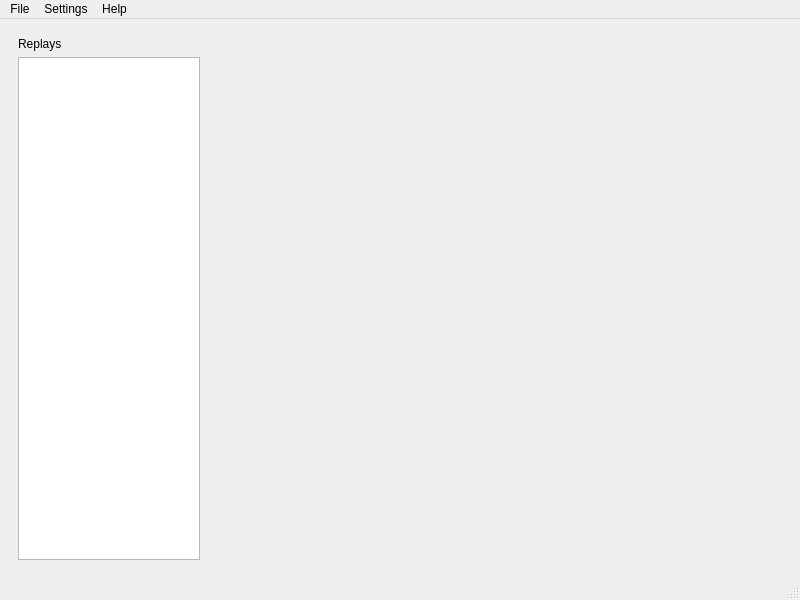
Old version of the form ui/main_window.ui in the repository TheDukeofErl/skullgirls-ticket-booth.
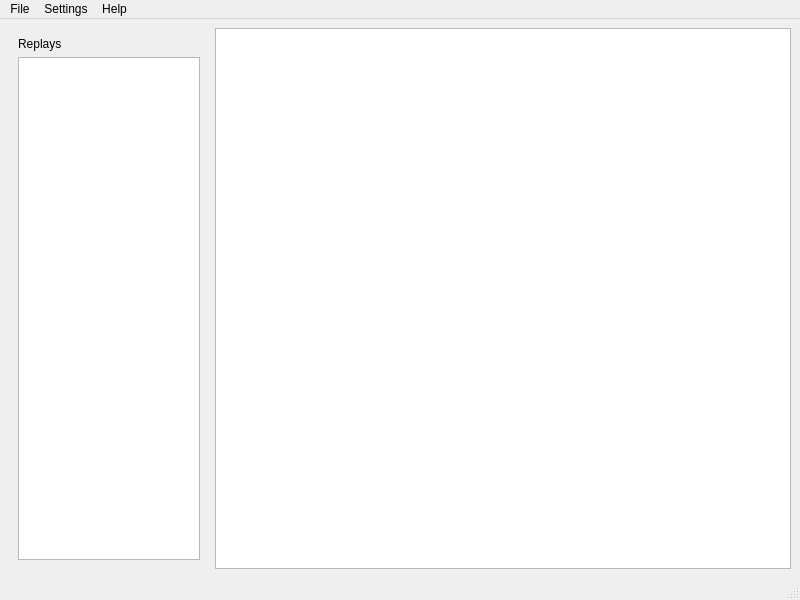
New version of the form.

Commit message: Display selected replay in JSON format

What changed in the file:
```diff
--- a/ui/main_window.ui
+++ b/ui/main_window.ui
@@ -47,6 +47,13 @@
       </layout>
      </widget>
     </item>
+    <item row="0" column="1">
+     <widget class="QTextEdit" name="text_replay">
+      <property name="readOnly">
+       <bool>true</bool>
+      </property>
+     </widget>
+    </item>
    </layout>
   </widget>
   <widget class="QStatusBar" name="statusbar"/>
```
Left out of the diff: 2 changed lines with no effect on the pictures. The commit also changes 2 other files.
